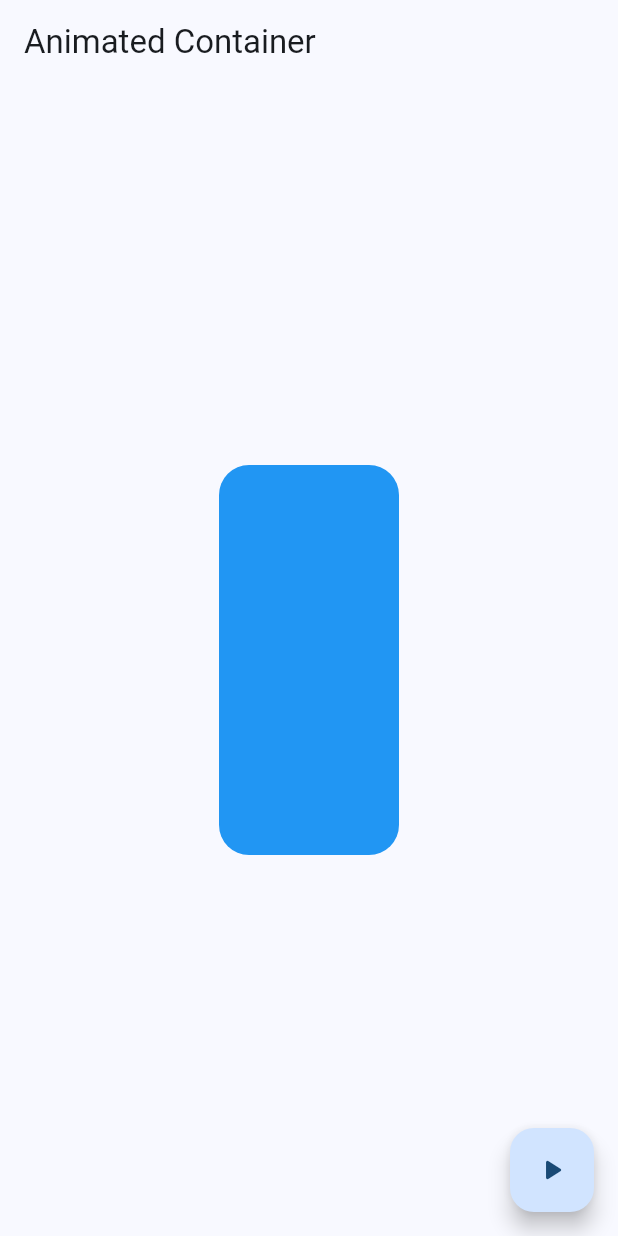
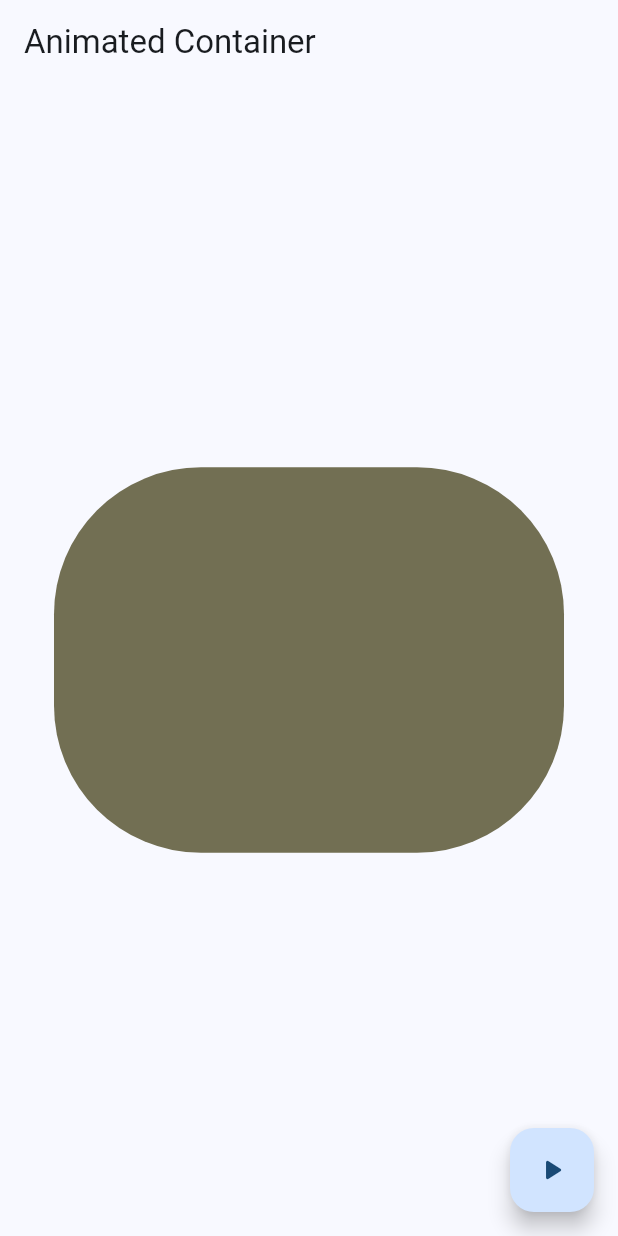
Before and after one commit to JAP994/widgets, a Flutter app: the AnimatedScreen screen opened by its route, after a tap on the "play arrow" icon, on a phone screen of 412 x 824 dp. Run offline on Flutter 3.47's test engine with Material 3 defaults, Android fonts, the phone set to English and light mode, and no system bars; our stand-ins replace go_router.

Commit message:
Animated screen finalizado

```diff
--- a/lib/presentation/screens/animated/animated_screen.dart
+++ b/lib/presentation/screens/animated/animated_screen.dart
@@ -1,37 +1,56 @@
 import 'package:flutter/material.dart';
+import 'dart:math' show Random;
 
-class AnimatedScreen extends StatelessWidget {
+class AnimatedScreen extends StatefulWidget {
   static const String name = 'animated_screen';
 
   const AnimatedScreen({super.key});
 
   @override
+  State<AnimatedScreen> createState() => _AnimatedScreenState();
+}
+
+class _AnimatedScreenState extends State<AnimatedScreen> {
+  double width = 50;
+  double height = 50;
+  Color color = Colors.indigo;
+  double borderRadius = 10.0;
+
+  void changeShape() {
+    final random = Random();
+    width = random.nextInt(300) + 120;
+    height = random.nextInt(300) + 120;
+    borderRadius = random.nextInt(100) + 20;
+
+    color = Color.fromRGBO(
+      random.nextInt(255),
+      random.nextInt(255),
+      random.nextInt(255),
+      1);
+    setState(() {});
+  }
+
+  @override
   Widget build(BuildContext context) {
     return Scaffold(
-      appBar: AppBar(
-        title: Text('Animated Container'),
-      ),
-
+      appBar: AppBar(title: Text('Animated Container')),
 
       body: Center(
         child: AnimatedContainer(
           duration: const Duration(milliseconds: 400),
-          width: 120,
-          height: 260,
+          curve: Curves.elasticOut,
+          width: width <= 0 ? 0: width,
+          height: height <= 0 ? 0: height,
           decoration: BoxDecoration(
-            color: Colors.blue,
-            borderRadius: BorderRadius.circular(20),
+            color: color,
+            borderRadius: BorderRadius.circular(borderRadius<= 0 ? 0: borderRadius),
           ),
         ),
       ),
       floatingActionButton: FloatingActionButton(
-        onPressed: (){
-
-        },
+        onPressed: changeShape,
         child: const Icon(Icons.play_arrow_rounded),
       ),
-
-
     );
   }
 }
```
